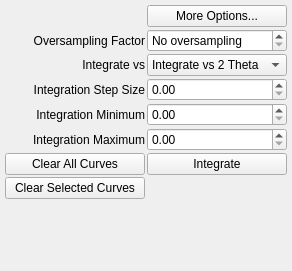
This is source/qxrdintegratordialog.ui in guyjennings/qxrd as Qt 5 draws it before an edit. The edited form follows.
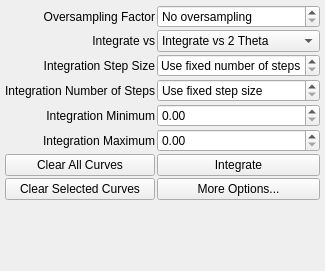
This is the edited form. Custom widgets are drawn as their Qt base class.

Commit message: Added option for fixed number of integration steps in integration. If step size is zero then integration uses fixed number of steps If number of steps is zero then integration uses fized step size

Diff of the .ui file:
```diff
--- a/source/qxrdintegratordialog.ui
+++ b/source/qxrdintegratordialog.ui
@@ -6,7 +6,7 @@
    <rect>
     <x>0</x>
     <y>0</y>
-    <width>292</width>
+    <width>293</width>
     <height>271</height>
    </rect>
   </property>
@@ -27,14 +27,14 @@
     <property name="spacing">
      <number>2</number>
     </property>
-    <item row="6" column="1">
+    <item row="7" column="1">
      <widget class="QPushButton" name="m_IntegrateButton">
       <property name="text">
        <string>Integrate</string>
       </property>
      </widget>
     </item>
-    <item row="8" column="0" colspan="2">
+    <item row="9" column="0" colspan="2">
      <spacer name="verticalSpacer">
       <property name="orientation">
        <enum>Qt::Vertical</enum>
@@ -74,7 +74,7 @@
       </property>
      </widget>
     </item>
-    <item row="6" column="0">
+    <item row="7" column="0">
      <widget class="QPushButton" name="m_ClearGraphButton">
       <property name="toolTip">
        <string>Clear all curves from integrated data graph</string>
@@ -90,6 +90,9 @@
        <string>step size for integration
 script property integrator.integrationStep</string>
       </property>
+      <property name="specialValueText">
+       <string>Use fixed number of steps</string>
+      </property>
      </widget>
     </item>
     <item row="3" column="0">
@@ -102,16 +105,6 @@
       </property>
      </widget>
     </item>
-    <item row="0" column="1">
-     <widget class="QPushButton" name="m_IntegrateOptionsButton">
-      <property name="toolTip">
-       <string>More intergration options</string>
-      </property>
-      <property name="text">
-       <string>More Options...</string>
-      </property>
-     </widget>
-    </item>
     <item row="2" column="0">
      <widget class="QLabel" name="label_3">
       <property name="text">
@@ -145,7 +138,7 @@
       </item>
      </widget>
     </item>
-    <item row="4" column="0">
+    <item row="5" column="0">
      <widget class="QLabel" name="label_4">
       <property name="text">
        <string>Integration Minimum</string>
@@ -155,7 +148,7 @@
       </property>
      </widget>
     </item>
-    <item row="5" column="0">
+    <item row="6" column="0">
      <widget class="QLabel" name="label_5">
       <property name="text">
        <string>Integration Maximum</string>
@@ -165,7 +158,7 @@
       </property>
      </widget>
     </item>
-    <item row="4" column="1">
+    <item row="5" column="1">
      <widget class="QDoubleSpinBox" name="m_IntegratorMinimum">
       <property name="toolTip">
        <string>Start value for integration
@@ -176,7 +169,7 @@
       </property>
      </widget>
     </item>
-    <item row="5" column="1">
+    <item row="6" column="1">
      <widget class="QDoubleSpinBox" name="m_IntegratorMaximum">
       <property name="toolTip">
        <string>Ending value for integration range
@@ -187,7 +180,7 @@
       </property>
      </widget>
     </item>
-    <item row="7" column="0">
+    <item row="8" column="0">
      <widget class="QPushButton" name="m_ClearSelectedGraphButton">
       <property name="toolTip">
        <string>Clear selected curves from integrated data graph
@@ -198,6 +191,41 @@
       </property>
      </widget>
     </item>
+    <item row="4" column="0">
+     <widget class="QLabel" name="label_6">
+      <property name="text">
+       <string>Integration Number of Steps</string>
+      </property>
+      <property name="alignment">
+       <set>Qt::AlignRight|Qt::AlignTrailing|Qt::AlignVCenter</set>
+      </property>
+     </widget>
+    </item>
+    <item row="4" column="1">
+     <widget class="QSpinBox" name="m_IntegratorNSteps">
+      <property name="toolTip">
+       <string>Number of steps for integration
+if == 0, use step size instead
+script property integrator.integrationNSteps</string>
+      </property>
+      <property name="specialValueText">
+       <string>Use fixed step size</string>
+      </property>
+      <property name="maximum">
+       <number>999999</number>
+      </property>
+     </widget>
+    </item>
+    <item row="8" column="1">
+     <widget class="QPushButton" name="m_IntegrateOptionsButton">
+      <property name="toolTip">
+       <string>More intergration options</string>
+      </property>
+      <property name="text">
+       <string>More Options...</string>
+      </property>
+     </widget>
+    </item>
    </layout>
   </widget>
  </widget>
```
Left out of the diff: 1 changed line with no effect on the pictures. The commit also changes 5 other files.
